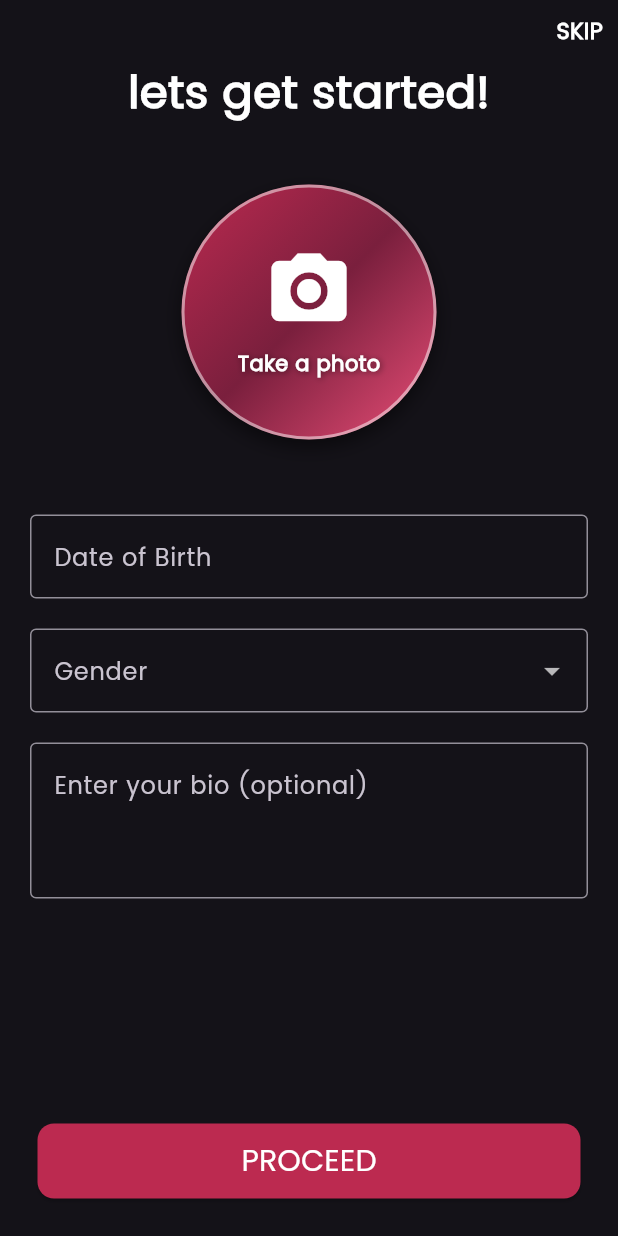
After one commit to saadaslamdev/flutter_chatterbox_app, a Flutter app: the LetsGetStartedScreen screen opened directly, on a phone screen of 412 x 824 dp. The commit adds this screen. Run offline on Flutter 3.47's test engine with Material 3 defaults, Android fonts, the phone set to English and light mode, and no system bars; our stand-ins replace cloud_firestore, firebase_auth, firebase_core, image_picker, intl_phone_field; accounts and stored records are empty.

Commit message:
Lets get started screen imp and View model code refactor

```diff
--- a/lib/main.dart
+++ b/lib/main.dart
@@ -31,6 +31,7 @@ class _GlobalChatAppState extends State<GlobalChatApp> {
         ),
       ],
       child: MaterialApp(
+        debugShowCheckedModeBanner: false,
         title: 'ChatterBox',
         theme: ThemeData(
             fontFamily: 'Poppins',
--- a/lib/models/user_model.dart
+++ b/lib/models/user_model.dart
@@ -1,15 +1,58 @@
+import 'package:firebase_auth/firebase_auth.dart';
+
 class UserModel {
+  final User? user;
   final String id;
   final String name;
   final String email;
+  final String phoneNumber;
+  final String profilePicture;
+  final DateTime dateOfBirth;
+  final String bio;
+  final String gender;
+  final bool isSurveyCompleted;
 
-  UserModel({required this.id, required this.name, required this.email});
+  UserModel({
+    required this.user,
+    required this.id,
+    required this.name,
+    required this.email,
+    required this.phoneNumber,
+    required this.profilePicture,
+    required this.dateOfBirth,
+    required this.bio,
+    required this.gender,
+    required this.isSurveyCompleted,
+  });
 
-  factory UserModel.fromMap(Map<String, dynamic> data) {
+  factory UserModel.fromMap(Map<String, dynamic> data, [User? user]) {
     return UserModel(
-      id: data['id'],
-      name: data['name'],
-      email: data['email'],
+      user: user,
+      id: data['uid'] ?? '',
+      name: data['name'] ?? '',
+      email: data['email'] ?? '',
+      phoneNumber: data['phoneNumber'] ?? '',
+      profilePicture: data['profilePicture'] ?? '',
+      dateOfBirth: data['dateOfBirth'] != null
+          ? DateTime.parse(data['dateOfBirth'])
+          : DateTime.now(),
+      bio: data['bio'] ?? '',
+      gender: data['gender'] ?? '',
+      isSurveyCompleted: data['isSurveyCompleted'] ?? false,
     );
   }
+
+  Map<String, dynamic> toMap() {
+    return {
+      'uid': id,
+      'name': name,
+      'email': email,
+      'phoneNumber': phoneNumber,
+      'profilePicture': profilePicture,
+      'dateOfBirth': dateOfBirth.toIso8601String(),
+      'bio': bio,
+      'gender': gender,
+      'isSurveyCompleted': isSurveyCompleted,
+    };
+  }
 }
--- /dev/null
+++ b/lib/views/lets_get_started_screen.dart
@@ -0,0 +1,283 @@
+import 'dart:io';
+
+import 'package:flutter/material.dart';
+import 'package:globatchat_app/components/future_fullscreen_loader.dart';
+import 'package:globatchat_app/components/snack_bar_component.dart';
+import 'package:globatchat_app/view_models/auth_viewmodel.dart';
+import 'package:globatchat_app/views/dashboard_screen.dart';
+import 'package:image_picker/image_picker.dart';
+import 'package:intl/intl.dart';
+import 'package:provider/provider.dart';
+
+class LetsGetStartedScreen extends StatefulWidget {
+  const LetsGetStartedScreen({super.key});
+
+  @override
+  State<LetsGetStartedScreen> createState() => _LetsGetStartedScreenState();
+}
+
+class _LetsGetStartedScreenState extends State<LetsGetStartedScreen> {
+  final _dateController = TextEditingController();
+  final _bioController = TextEditingController();
+  final ImagePicker _picker = ImagePicker();
+  String? selectedGender;
+  File? _image;
+
+  Future<void> _pickImage(ImageSource source) async {
+    final pickedFile = await _picker.pickImage(source: source);
+
+    if (pickedFile != null) {
+      setState(() {
+        _image = File(pickedFile.path);
+      });
+    }
+  }
+
+  void setUserDataAndNavigateToDashboard(
+      AuthViewModel userModel, Map<String, dynamic> userData) {
+    FutureFullscreenLoader.show<void>(
+      context: context,
+      future: () async {
+        var (error) = await userModel.setUserModel(userData);
+        if (error != null) {
+          throw error;
+        }
+      },
+      onComplete: (context) {
+        WidgetsBinding.instance.addPostFrameCallback((_) {
+          Navigator.pushReplacement(context,
+              MaterialPageRoute(builder: (context) {
+            return const DashboardScreen();
+          }));
+        });
+      },
+      onError: (context, error) {
+        SnackBarComponent.showSnackBar(context, error.toString(), Colors.red);
+      },
+    );
+  }
+
+  @override
+  Widget build(BuildContext context) {
+    var formKey = GlobalKey<FormState>();
+    final userModel = Provider.of<AuthViewModel>(context);
+    return Scaffold(
+      body: Stack(
+        children: [
+          Positioned(
+              top: 10,
+              right: 10,
+              child: InkWell(
+                onTap: () {
+                  Map<String, dynamic> userData = {
+                    'isSurveyCompleted':
+                        userModel.userModel!.isSurveyCompleted == false
+                            ? true
+                            : false
+                  };
+                  setUserDataAndNavigateToDashboard(userModel, userData);
+                },
+                child: const Text('SKIP',
+                    style: TextStyle(
+                        fontSize: 15,
+                        color: Colors.white,
+                        fontWeight: FontWeight.bold)),
+              )),
+          Column(
+            mainAxisAlignment: MainAxisAlignment.center,
+            children: [
+              const SizedBox(height: 40),
+              const Text('lets get started!',
+                  style: TextStyle(
+                      fontSize: 30,
+                      color: Colors.white,
+                      fontWeight: FontWeight.bold)),
+              const SizedBox(height: 40),
+              Expanded(
+                child: SingleChildScrollView(
+                  child: Column(
+                    children: [
+                      GestureDetector(
+                        onTap: () {
+                          _pickImage(ImageSource.gallery);
+                        },
+                        child: Container(
+                          width: 170,
+                          height: 170,
+                          decoration: BoxDecoration(
+                            shape: BoxShape.circle,
+                            color:
+                                _image != null ? const Color(0xFFbc2a50) : null,
+                            gradient: _image == null
+                                ? const LinearGradient(
+                                    colors: [
+                                      Color(0xFFbc2a50),
+                                      Color(0xFF7a1f3d),
+                                      Color(0xFFe94e77),
+                                    ],
+                                    begin: Alignment.topLeft,
+                                    end: Alignment.bottomRight,
+                                  )
+                                : null,
+                            boxShadow: [
+                              BoxShadow(
+                                color: Colors.black.withOpacity(0.5),
+                                blurRadius: 10,
+                                offset: const Offset(0, 5),
+                              ),
+                            ],
+                            border: Border.all(
+                              color: Colors.white.withOpacity(0.5),
+                              width: 2,
+                            ),
+                          ),
+                          child: _image == null
+                              ? Column(
+                                  mainAxisAlignment: MainAxisAlignment.center,
+                                  children: [
+                                    const Icon(
+                                      Icons.camera_alt,
+                                      size: 60,
+                                      color: Colors.white,
+                                    ),
+                                    const SizedBox(height: 8),
+                                    Text(
+                                      'Take a photo',
+                                      style: TextStyle(
+                                        color: Colors.white,
+                                        fontWeight: FontWeight.bold,
+                                        shadows: [
+                                          Shadow(
+                                            color:
+                                                Colors.black.withOpacity(0.5),
+                                            blurRadius: 5,
+                                            offset: const Offset(1, 1),
+                                          ),
+                                        ],
+                                      ),
+                                    ),
+                                  ],
+                                )
+                              : ClipOval(child: Image.network(_image!.path)),
+                        ),
+                      ),
+                      const SizedBox(height: 30),
+                      Padding(
+                        padding: const EdgeInsets.all(20),
+                        child: Form(
+                          key: formKey,
+                          child: Column(
+                            mainAxisAlignment: MainAxisAlignment.start,
+                            children: [
+                              GestureDetector(
+                                onTap: () async {
+                                  DateTime? pickedDate = await showDatePicker(
+                                    context: context,
+                                    initialDate: DateTime.now(),
+                                    firstDate: DateTime(1900),
+                                    lastDate: DateTime.now(),
+                                  );
+
+                                  if (pickedDate != null) {
+                                    setState(() {
+                                      _dateController.text =
+                                          DateFormat('yyyy-MM-dd')
+                                              .format(pickedDate);
+                                    });
+                                  }
+                                },
+                                child: AbsorbPointer(
+                                  child: TextFormField(
+                                    controller: _dateController,
+                                    autovalidateMode:
+                                        AutovalidateMode.onUserInteraction,
+                                    validator: (value) {
+                                      if (value == null || value.isEmpty) {
+                                        return 'Date of Birth is required';
+                                      }
+                                      return null;
+                                    },
+                                    decoration: const InputDecoration(
+                                      labelText: 'Date of Birth',
+                                      border: OutlineInputBorder(),
+                                    ),
+                                  ),
+                                ),
+                              ),
+                              const SizedBox(height: 20),
+                              DropdownButtonFormField<String>(
+                                autovalidateMode:
+                                    AutovalidateMode.onUserInteraction,
+                                value: selectedGender,
+                                onChanged: (String? newValue) {
+                                  setState(() {
+                                    selectedGender = newValue;
+                                  });
+                                },
+                                validator: (value) {
+                                  if (value == null || value.isEmpty) {
+                                    return 'Please select your gender';
+                                  }
+                                  return null;
+                                },
+                                decoration: const InputDecoration(
+                                  labelText: 'Gender',
+                                  border: OutlineInputBorder(),
+                                ),
+                                items: ['Male', 'Female', 'Other']
+                                    .map((String value) {
+                                  return DropdownMenuItem<String>(
+                                    value: value,
+                                    child: Text(value),
+                                  );
+                                }).toList(),
+                              ),
+                              const SizedBox(height: 20),
+                              TextField(
+                                controller: _bioController,
+                                keyboardType: TextInputType.multiline,
+                                maxLines: 3,
+                                decoration: const InputDecoration(
+                                  labelText: 'Enter your bio (optional)',
+                                  hintText: 'Tell us about yourself',
+                                  border: OutlineInputBorder(),
+                                  alignLabelWithHint: true,
+                                ),
+                              )
+                            ],
+                          ),
+                        ),
+                      ),
+                    ],
+                  ),
+                ),
+              ),
+              Padding(
+                padding: const EdgeInsets.all(25),
+                child: SizedBox(
+                  width: double.infinity,
+                  height: 50,
+                  child: ElevatedButton(
+                    onPressed: () {
+                      if (formKey.currentState!.validate()) {
+                        Map<String, dynamic> userData = {
+                          'dateOfBirth': _dateController.text,
+                          'bio': _bioController.text,
+                          'gender': selectedGender,
+                          'isSurveyCompleted': true
+                        };
+                        setUserDataAndNavigateToDashboard(userModel, userData);
+                      }
+                    },
+                    child:
+                        const Text('PROCEED', style: TextStyle(fontSize: 20)),
+                  ),
+                ),
+              ),
+            ],
+          ),
+        ],
+      ),
+    );
+  }
+}
--- a/pubspec.yaml
+++ b/pubspec.yaml
@@ -18,6 +18,9 @@ dependencies:
   firebase_auth: ^5.1.0
   provider: ^6.1.2
   cloud_firestore: ^5.0.1
+  intl_phone_field: ^3.2.0
+  intl: ^0.19.0
+  image_picker: ^1.1.2
 
 dev_dependencies:
   flutter_test:
```
Also changed, not shown: lib/services/auth_service.dart (+16 -9 lines), lib/view_models/auth_viewmodel.dart (+24 -13 lines), lib/views/dashboard_screen.dart (+19 -0 lines), lib/views/login_screen.dart (+25 -10 lines), lib/views/signup_screen.dart (+46 -38 lines), lib/views/splash_screen.dart (+13 -5 lines), pubspec.lock, 5 other files.
